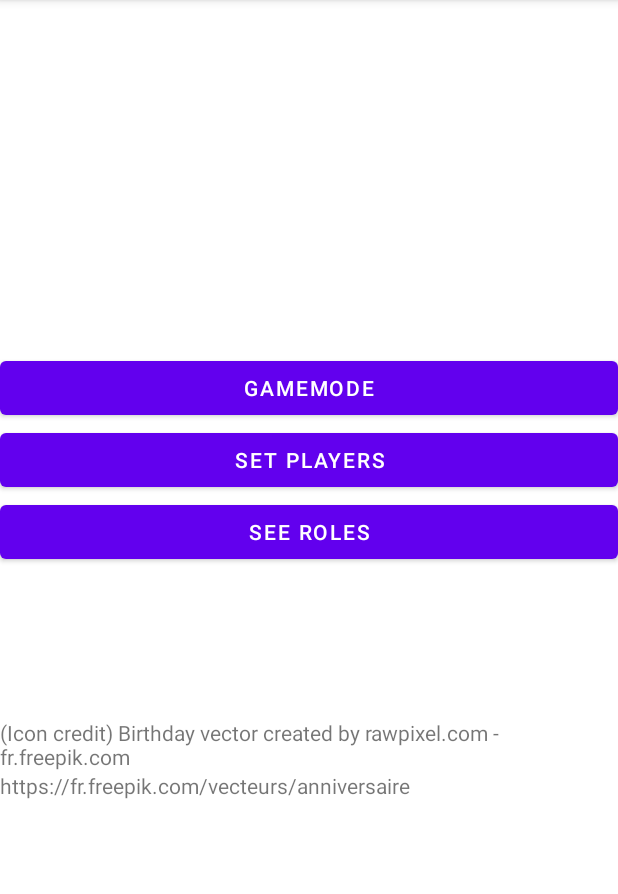
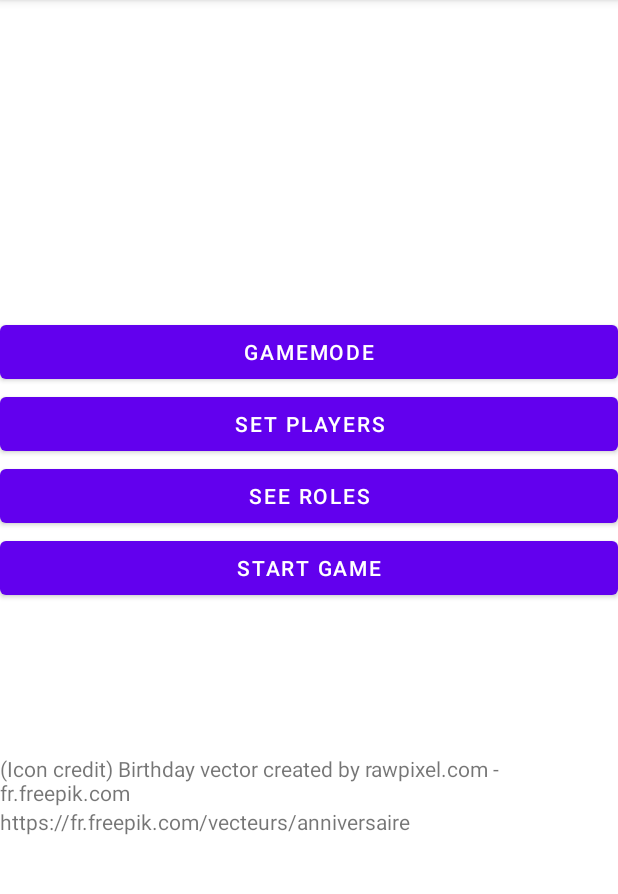
Before and after one commit to M4jor-Tom/WorldofDrinkraft, an Android app: the screen it shows after launch (MainActivity), on a phone screen of 412 x 824 dp, the part 84-978 px from its top. Run offline under Robolectric (Android 15) with nearby library versions, the phone set to English and light mode, and no system bars.

Commit message:
Added Play button to main activity

```diff
--- a/app/src/main/java/com/example/worldofdrinkraft/architecture/presentation/MainActivity.java
+++ b/app/src/main/java/com/example/worldofdrinkraft/architecture/presentation/MainActivity.java
@@ -20,6 +20,7 @@ public class MainActivity extends AppCompatActivity
         MaterialButton gamemodeSelectionButton = (MaterialButton)findViewById(R.id.main_button_gamemode_selection);
         MaterialButton playerListSetupButton = (MaterialButton)findViewById(R.id.main_button_players);
         MaterialButton roleListButton = (MaterialButton)findViewById(R.id.main_button_roles);
+        MaterialButton startGameButton = (MaterialButton)findViewById(R.id.main_button_start_game);
 
         gamemodeSelectionButton.setOnClickListener(
                 new View.OnClickListener()
--- a/app/src/main/res/layout/activity_main.xml
+++ b/app/src/main/res/layout/activity_main.xml
@@ -29,6 +29,14 @@
 
     </com.google.android.material.button.MaterialButton>
 
+    <com.google.android.material.button.MaterialButton
+        android:id="@+id/main_button_start_game"
+        android:layout_width="match_parent"
+        android:layout_height="wrap_content"
+        android:text="@string/main_button_start_game">
+
+    </com.google.android.material.button.MaterialButton>
+
     <View
         android:layout_width="match_parent"
         android:layout_height="100dp">
--- a/app/src/main/res/values/strings.xml
+++ b/app/src/main/res/values/strings.xml
@@ -14,4 +14,5 @@
     <string name="freepik_attribution_text">(Icon credit) Birthday vector created by rawpixel.com - fr.freepik.com</string>
     <string name="main_button_gamemode_selection">Gamemode</string>
     <string name="player_setup_drinker_checkbox">drinks: </string>
+    <string name="main_button_start_game">Start game</string>
 </resources>
```
Also changed, not shown: 1 other file.
